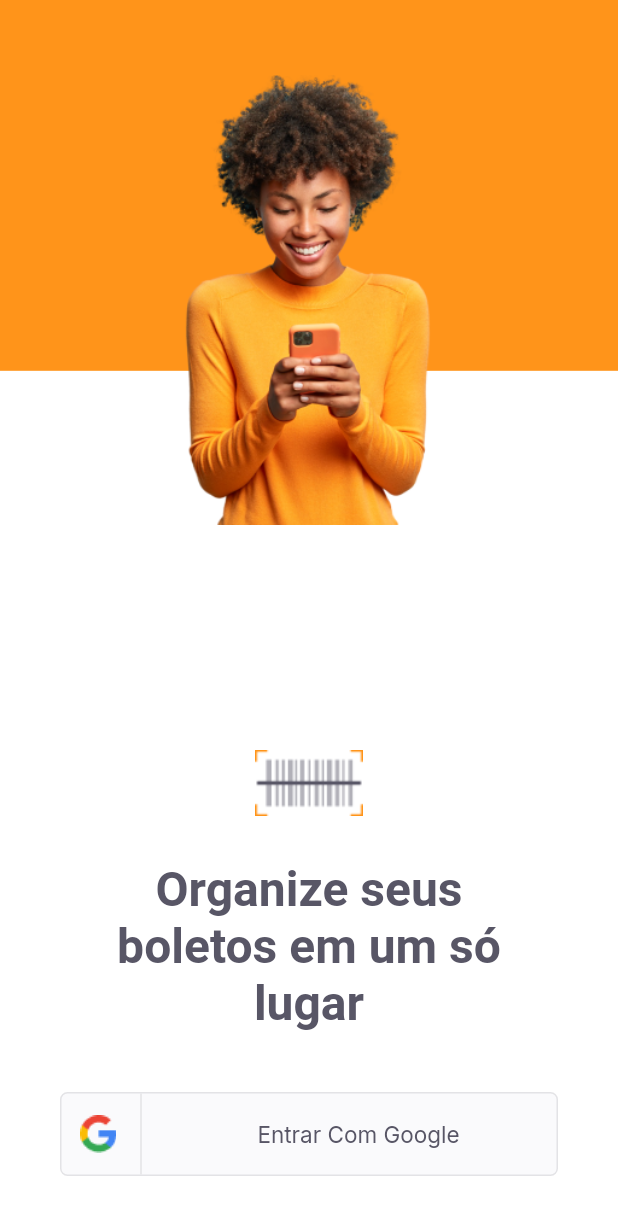
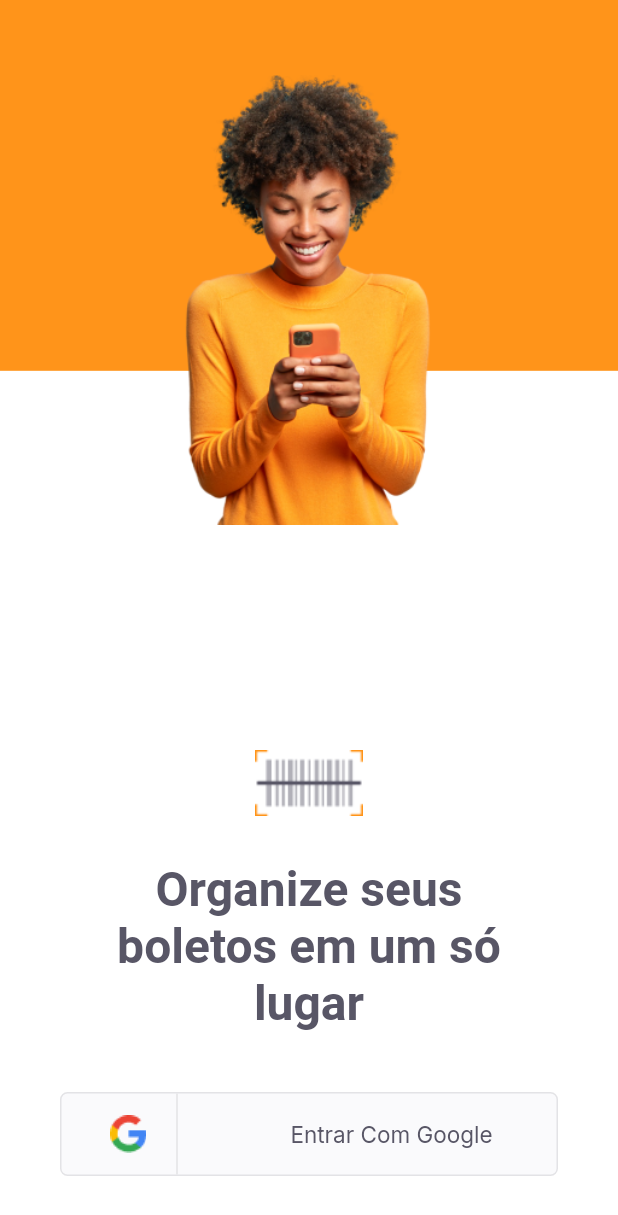
Before and after one commit to miguelhp373/NLWTogether_Trilha_Flutter, a Flutter app: the screen it shows after launch, on a phone screen of 412 x 824 dp. Shown: the top 1215 px of the screen. Run offline on Flutter 3.47's test engine with Material 2 defaults, Android fonts, the phone set to English and light mode, and no system bars; our stand-ins replace firebase_core, google_fonts, google_sign_in, shared_preferences; accounts and stored records are empty.

Commit message:
Dia 3 - Completo

```diff
--- /dev/null
+++ b/payflow/lib/app_widget.dart
@@ -0,0 +1,23 @@
+import 'package:flutter/material.dart';
+
+import 'modules/home/home_page.dart';
+import 'modules/login/login_page.dart';
+import 'modules/splash/splash_page.dart';
+import '../shared/themes/app_colors.dart';
+
+class AppWidget extends StatelessWidget {
+  @override
+  Widget build(BuildContext context) {
+    return MaterialApp(
+      debugShowCheckedModeBanner: false,
+      title: 'PayFlow',
+      theme: ThemeData(primaryColor: AppColors.primary),
+      initialRoute: '/splash',
+      routes: {
+        '/splash': (context) => SplashPage(),
+        '/home': (context) => HomePage(),
+        '/login': (context) => LoginPage(),
+      },
+    );
+  }
+}
--- a/payflow/lib/main.dart
+++ b/payflow/lib/main.dart
@@ -1,22 +1,43 @@
 import 'package:flutter/material.dart';
-import 'package:payflow/modules/login/login_page.dart';
-import 'package:payflow/modules/splash/splash_page.dart';
-import 'package:payflow/shared/themes/app_colors.dart';
+
+import 'package:firebase_core/firebase_core.dart';
+
+import 'app_widget.dart';
 
 void main() {
-  runApp(AppWidget());
+  runApp(AppFirebase());
 }
 
-class AppWidget extends StatelessWidget {
+class AppFirebase extends StatefulWidget {
+  @override
+  _AppFirebaseState createState() => _AppFirebaseState();
+}
+
+class _AppFirebaseState extends State<AppFirebase> {
+  final Future<FirebaseApp> _initialization = Firebase.initializeApp();
+
   @override
   Widget build(BuildContext context) {
-    return MaterialApp(
-      debugShowCheckedModeBanner: false,
-      title: 'PayFlow',
-      theme: ThemeData(
-        primaryColor: AppColors.primary,
-      ),
-      home: LoginPage(),
+    return FutureBuilder(
+      future: _initialization,
+      builder: (context, snapshot) {
+        if (snapshot.hasError) {
+          return Material(
+            child: Center(
+              child: Text(
+                'Opa, erro Inesperado! :/',
+                textDirection: TextDirection.ltr,
+              ),
+            ),
+          );
+        }
+        if (snapshot.connectionState == ConnectionState.done) {
+          return AppWidget();
+        }
+        return Material(
+          child: Center(child: CircularProgressIndicator()),
+        );
+      },
     );
   }
 }
--- a/payflow/lib/modules/login/login_page.dart
+++ b/payflow/lib/modules/login/login_page.dart
@@ -3,6 +3,8 @@ import 'package:payflow/shared/themes/app_colors.dart';
 import 'package:payflow/shared/themes/app_images.dart';
 import 'package:payflow/shared/themes/app_text_styles.dart';
 import 'package:payflow/shared/widgets/social_login/social_login_button.dart';
+
+import 'login_controller.dart';
 
 class LoginPage extends StatefulWidget {
   const LoginPage({Key? key}) : super(key: key);
@@ -12,6 +14,8 @@ class LoginPage extends StatefulWidget {
 }
 
 class _LoginPageState extends State<LoginPage> {
+  final controller = LoginController();
+
   @override
   Widget build(BuildContext context) {
     final size = MediaQuery.of(context).size;
@@ -58,8 +62,9 @@ class _LoginPageState extends State<LoginPage> {
                         padding:
                             const EdgeInsets.only(left: 40, right: 40, top: 40),
                         child: SocialLoginButton(
+                          //chama o metodo de login do google
                           onTap: () {
-                            print('Clicou');
+                            controller.googleSignIn(context);
                           },
                         ))
                   ],
--- a/payflow/lib/modules/splash/splash_page.dart
+++ b/payflow/lib/modules/splash/splash_page.dart
@@ -1,4 +1,5 @@
 import 'package:flutter/material.dart';
+import 'package:payflow/shared/auth/auth_controller.dart';
 import 'package:payflow/shared/themes/app_colors.dart';
 import 'package:payflow/shared/themes/app_images.dart';
 
@@ -7,6 +8,8 @@ class SplashPage extends StatelessWidget {
 
   @override
   Widget build(BuildContext context) {
+    final authcontroller = AuthController();
+    authcontroller.currentUser(context);
     return Scaffold(
       backgroundColor: AppColors.background,
       body: Stack(
--- /dev/null
+++ b/payflow/lib/shared/models/user_models.dart
@@ -0,0 +1,21 @@
+import 'dart:convert';
+
+class UserModel {
+  final String name;
+  final String? photourl;
+
+  UserModel({required this.name, required this.photourl});
+  factory UserModel.fromMap(Map<String, dynamic> map) {
+    return UserModel(name: map['name'], photourl: map['photoURL']);
+  }
+
+  factory UserModel.fromJson(String json) =>
+      UserModel.fromMap(jsonDecode(json));
+
+  Map<String, dynamic> toMap() => {
+        "name": name,
+        "photourl": photourl,
+      };
+
+  String toJson() => jsonEncode(toMap());
+}
--- a/payflow/lib/shared/themes/app_text_styles.dart
+++ b/payflow/lib/shared/themes/app_text_styles.dart
@@ -11,7 +11,7 @@ class TextStyles {
   static final titleRegular = GoogleFonts.lexendDeca(
     fontSize: 20,
     fontWeight: FontWeight.w400,
-    color: AppColors.heading,
+    color: AppColors.background,
   );
   static final titleBoldHeading = GoogleFonts.lexendDeca(
     fontSize: 20,
@@ -78,32 +78,32 @@ class TextStyles {
     fontWeight: FontWeight.w700,
     color: AppColors.background,
   );
-  static final captionBackground = GoogleFonts.lexendDeca(
+  static final captionBackground = GoogleFonts.inter(
     fontSize: 13,
     fontWeight: FontWeight.w400,
     color: AppColors.background,
   );
-  static final captionShape = GoogleFonts.lexendDeca(
+  static final captionShape = GoogleFonts.inter(
     fontSize: 13,
     fontWeight: FontWeight.w400,
     color: AppColors.shape,
   );
-  static final captionBody = GoogleFonts.lexendDeca(
+  static final captionBody = GoogleFonts.inter(
     fontSize: 13,
     fontWeight: FontWeight.w400,
     color: AppColors.body,
   );
-  static final captionBoldBackground = GoogleFonts.lexendDeca(
+  static final captionBoldBackground = GoogleFonts.inter(
     fontSize: 13,
     fontWeight: FontWeight.w600,
     color: AppColors.background,
   );
-  static final captionBoldShape = GoogleFonts.lexendDeca(
+  static final captionBoldShape = GoogleFonts.inter(
     fontSize: 13,
     fontWeight: FontWeight.w600,
     color: AppColors.shape,
   );
-  static final captionBoldBody = GoogleFonts.lexendDeca(
+  static final captionBoldBody = GoogleFonts.inter(
     fontSize: 13,
     fontWeight: FontWeight.w600,
     color: AppColors.body,
--- a/payflow/lib/shared/widgets/social_login/social_login_button.dart
+++ b/payflow/lib/shared/widgets/social_login/social_login_button.dart
@@ -25,7 +25,7 @@ class SocialLoginButton extends StatelessWidget {
               children: [
                 Image.asset(AppImages.google),
                 SizedBox(
-                  width: 16,
+                  width: 20,
                 ),
                 Container(
                   height: 56,
@@ -35,7 +35,7 @@ class SocialLoginButton extends StatelessWidget {
               ],
             )),
             Expanded(
-              flex: 4,
+              flex: 2,
               child: Row(
                 mainAxisAlignment: MainAxisAlignment.center,
                 children: [
--- a/payflow/pubspec.yaml
+++ b/payflow/pubspec.yaml
@@ -29,6 +29,10 @@ dependencies:
   # Use with the CupertinoIcons class for iOS style icons.
   cupertino_icons: ^1.0.2
   google_fonts: ^2.1.0
+  firebase_core: ^1.3.0
+  google_sign_in: ^5.0.4
+  google_sign_in_web: ^0.10.0
+  shared_preferences: ^2.0.6
 
 dev_dependencies:
   flutter_test:
```
Also changed, not shown: payflow/lib/modules/home/home_controller.dart (added, +7 -0 lines), payflow/lib/modules/home/home_page.dart (+91 -3 lines), payflow/lib/modules/login/login_controller.dart (added, +23 -0 lines), payflow/lib/shared/auth/auth_controller.dart (added, +43 -0 lines), .github/capa.png (added), .github/nlw.png (added), .github/payflow-logo.png (added), payflow/pubspec.lock, 5 other files.
